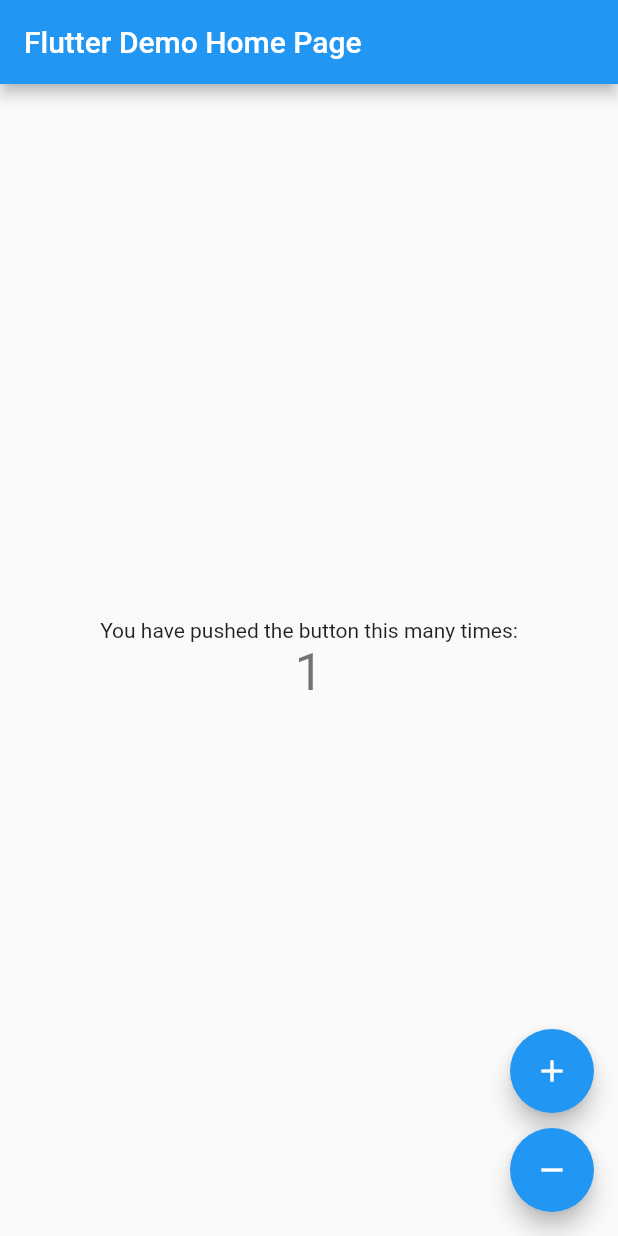
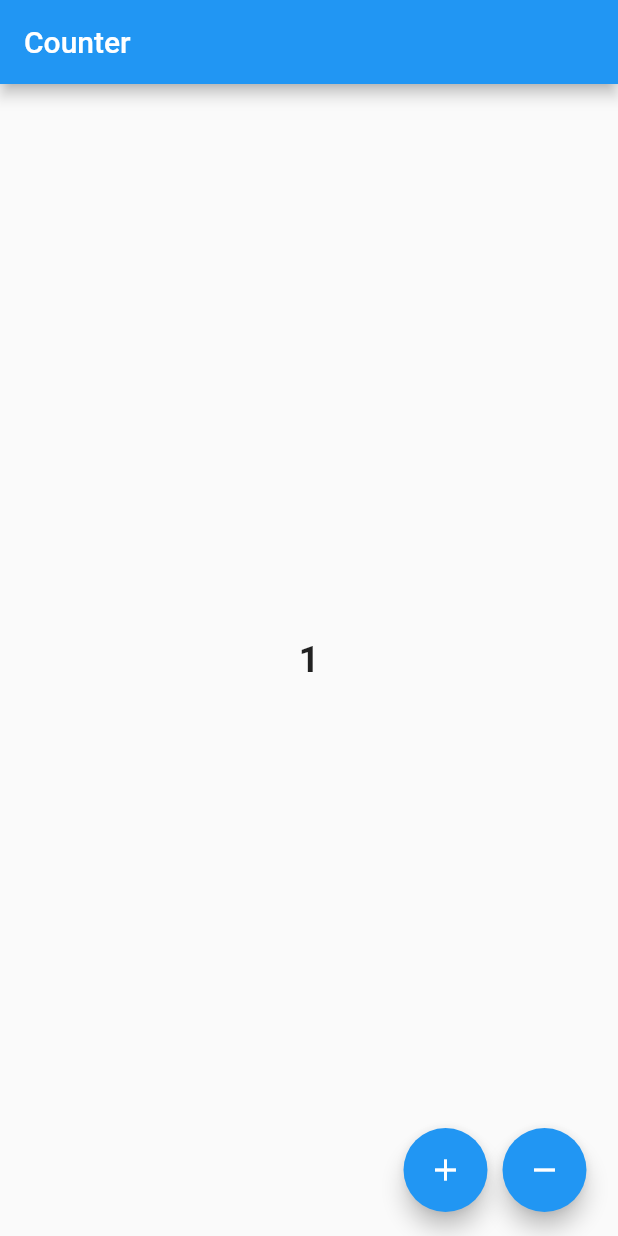
Before and after one commit to fekz115/flutter_sandbox, a Flutter app: the screen it shows after launch, after a tap on the "add" icon, on a phone screen of 412 x 824 dp. Run offline on Flutter 3.47's test engine with Material 2 defaults, Android fonts, the phone set to English and light mode, and no system bars; our stand-ins replace bloc, equatable, flutter_bloc.

Commit message:
refactor: counter to universal bloc

```diff
--- /dev/null
+++ b/lib/bloc/counter/counter_bloc.dart
@@ -0,0 +1,16 @@
+import '../universal_bloc.dart';
+import '../universal_bloc_dispatcher.dart';
+import 'counter_event.dart';
+import 'counter_state.dart';
+
+export 'counter_event.dart';
+export 'counter_state.dart';
+
+class CounterBloc extends UniversalBloc<CounterEvent, CounterState> {
+
+  CounterBloc(List<UniversalDispatcher<CounterEvent, CounterState>> dispatchers) : super(dispatchers);
+
+  @override
+  CounterState get initialState => CounterState(0);
+
+}
--- /dev/null
+++ b/lib/bloc/counter/counter_dispatcher.dart
@@ -0,0 +1,13 @@
+import '../universal_bloc_dispatcher.dart';
+
+import 'counter_event.dart';
+import 'counter_state.dart';
+
+class IncrementCounterDispatcher extends UniversalDispatcher<IncrementCounterEvent, CounterState> {
+
+  @override
+  Stream<CounterState> dispatch(IncrementCounterEvent event, CounterState state) async* {
+    yield CounterState(state.value + event.delta);
+  }
+
+}
--- /dev/null
+++ b/lib/bloc/counter/counter_event.dart
@@ -0,0 +1,16 @@
+import 'package:equatable/equatable.dart';
+
+abstract class CounterEvent extends Equatable {}
+
+class IncrementCounterEvent extends CounterEvent {
+
+  IncrementCounterEvent(this._delta);
+
+  final int _delta;
+
+  @override
+  List<Object> get props => [_delta];
+
+  int get delta => _delta;
+
+}
--- /dev/null
+++ b/lib/bloc/counter/counter_page.dart
@@ -0,0 +1,52 @@
+import 'package:flutter/material.dart';
+import 'package:flutter_bloc/flutter_bloc.dart';
+
+import 'counter_bloc.dart';
+import 'counter_event.dart';
+import 'counter_widget.dart';
+import 'counter_dispatcher.dart';
+
+class CounterPage extends StatelessWidget {
+  @override
+  Widget build(BuildContext context) {
+    return BlocProvider<CounterBloc>(
+      create: (context) =>
+          CounterBloc([
+            IncrementCounterDispatcher()
+          ]),
+      child: BlocBuilder<CounterBloc, CounterState>(
+        builder: (context, state) => Scaffold(
+          appBar: AppBar(title: Text('Counter')),
+          body: CounterWidget(),
+          floatingActionButton: Row(
+            mainAxisAlignment: MainAxisAlignment.end,
+            children: buildButtons(
+              BlocProvider.of<CounterBloc>(context),
+              {
+                Icon(Icons.add): IncrementCounterEvent(1),
+                Icon(Icons.remove): IncrementCounterEvent(-1)
+              },
+            ),
+          ),
+        ),
+      ),
+    );
+  }
+
+  List<Widget> buildButtons(CounterBloc bloc, Map<Icon, CounterEvent> map) {
+    List<Widget> ans = new List();
+    map.forEach((k, v) => {
+          ans.add(
+            Padding(
+              padding: EdgeInsets.symmetric(horizontal: 5.0),
+              child: FloatingActionButton(
+                child: k,
+                onPressed: () => bloc.add(v),
+                tooltip: v.toString(),
+              ),
+            ),
+          ),
+        });
+    return ans;
+  }
+}
--- /dev/null
+++ b/lib/bloc/counter/counter_state.dart
@@ -0,0 +1,13 @@
+import 'package:equatable/equatable.dart';
+
+class CounterState extends Equatable{
+
+  final int _value;
+  int get value => _value;
+
+  const CounterState(this._value);
+
+  @override
+  List<Object> get props => [value];
+
+}
--- /dev/null
+++ b/lib/bloc/counter/counter_widget.dart
@@ -0,0 +1,18 @@
+import 'package:flutter/material.dart';
+import '../universal_bloc_widget.dart';
+import 'counter_bloc.dart';
+
+class CounterWidget extends UniversalBlocWidget<CounterBloc, CounterState> {
+  @override
+  Widget buildWidget(context, state) {
+    return Center(
+      child: Text(
+        state.value.toString(),
+        style: TextStyle(
+          fontSize: 24.0,
+          fontWeight: FontWeight.bold,
+        ),
+      ),
+    );
+  }
+}
--- a/lib/main.dart
+++ b/lib/main.dart
@@ -1,4 +1,6 @@
 import 'package:flutter/material.dart';
+
+import 'bloc/counter/counter_page.dart';
 
 void main() {
   runApp(MyApp());
@@ -13,73 +15,7 @@ class MyApp extends StatelessWidget {
         primarySwatch: Colors.blue,
         visualDensity: VisualDensity.adaptivePlatformDensity,
       ),
-      home: MyHomePage(title: 'Flutter Demo Home Page'),
+      home: CounterPage(),
     );
   }
 }
-
-class MyHomePage extends StatefulWidget {
-  MyHomePage({Key key, this.title}) : super(key: key);
-
-  final String title;
-
-  @override
-  _MyHomePageState createState() => _MyHomePageState();
-}
-
-class _MyHomePageState extends State<MyHomePage> {
-  int _counter = 0;
-
-  void _incrementCounter() {
-    setState(() {
-      _counter++;
-    });
-  }
-
-  void _decrementCounter() {
-    setState(() {
-      _counter--;
-    });
-  }
-
-  @override
-  Widget build(BuildContext context) {
-    return Scaffold(
-      appBar: AppBar(
-        title: Text(widget.title),
-      ),
-      body: Center(
-        child: Column(
-          mainAxisAlignment: MainAxisAlignment.center,
-          children: <Widget>[
-            Text(
-              'You have pushed the button this many times:',
-            ),
-            Text(
-              '$_counter',
-              style: Theme.of(context).textTheme.headline4,
-            ),
-          ],
-        ),
-      ),
-      floatingActionButton: Column(
-        mainAxisAlignment: MainAxisAlignment.end,
-        children: <Widget>[
-          FloatingActionButton(
-            onPressed: _incrementCounter,
-            tooltip: 'Increment',
-            child: Icon(Icons.add),
-          ),
-          SizedBox(
-            height: 10,
-          ),
-          FloatingActionButton(
-            onPressed: _decrementCounter,
-            tooltip: 'Decrement',
-            child: Icon(Icons.remove),
-          ),
-        ],
-      ),
-    );
-  }
-}
--- a/pubspec.yaml
+++ b/pubspec.yaml
@@ -24,6 +24,7 @@ dependencies:
   flutter:
     sdk: flutter
   flutter_bloc: ^4.0.0
+  equatable: ^1.1.1
 
 
   # The following adds the Cupertino Icons font to your application.
```
